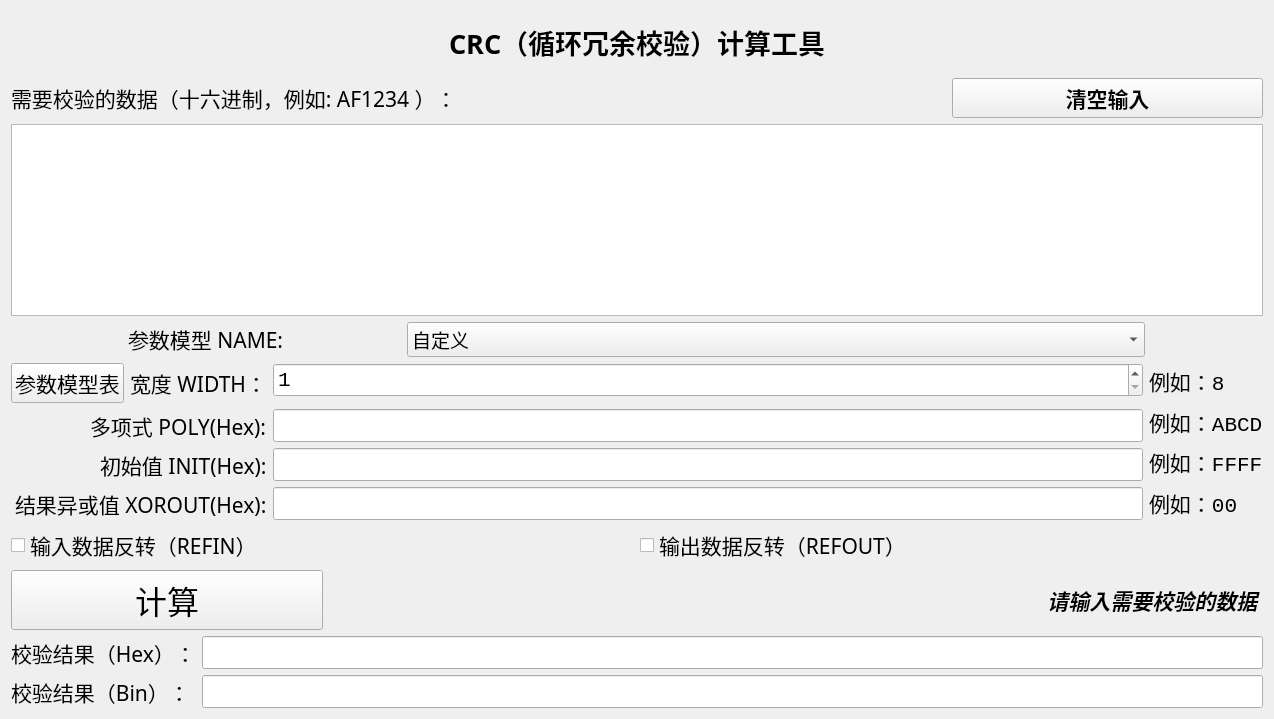
First picture: the form in source_code/crc.ui, repository Taiga233/CRC_tools, before the edit.
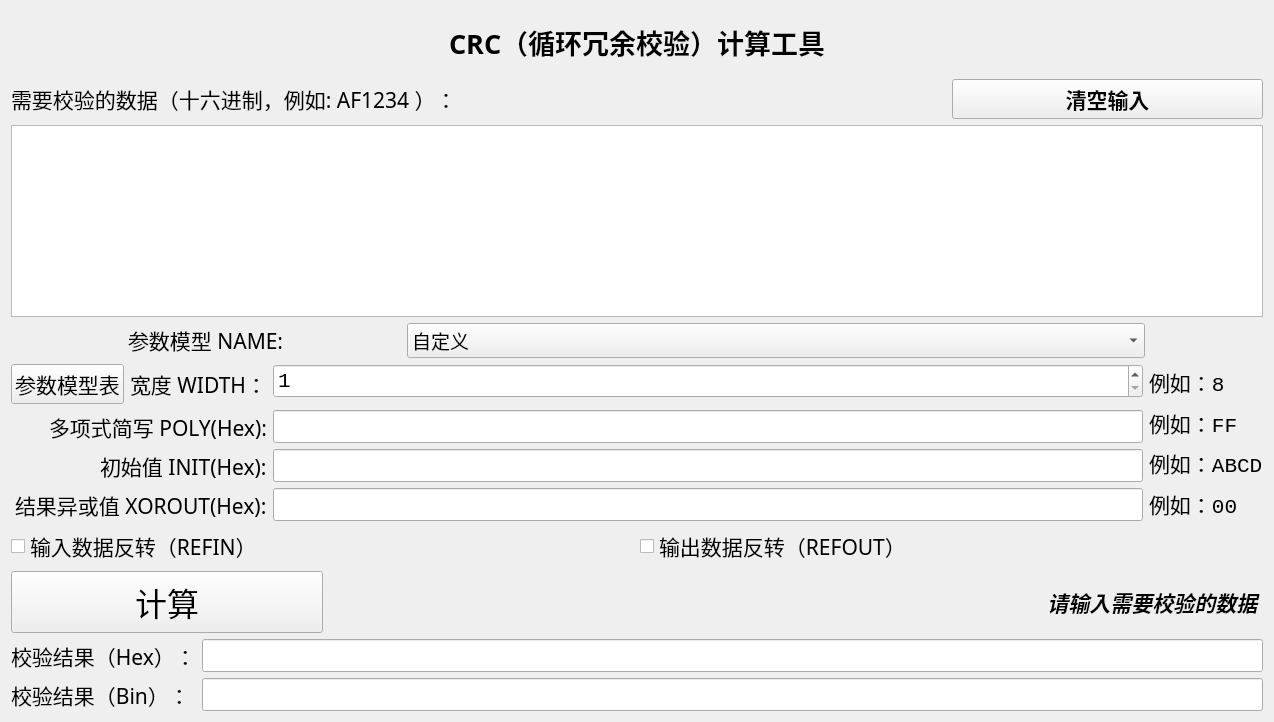
Second picture: the form after the edit.

Diff of the .ui file:
```diff
--- a/source_code/crc.ui
+++ b/source_code/crc.ui
@@ -7,7 +7,7 @@
     <x>0</x>
     <y>0</y>
     <width>1274</width>
-    <height>719</height>
+    <height>722</height>
    </rect>
   </property>
   <property name="font">
@@ -262,7 +262,7 @@
           </font>
          </property>
          <property name="text">
-          <string>多项式 POLY(Hex):</string>
+          <string>多项式简写 POLY(Hex):</string>
          </property>
         </widget>
        </item>
@@ -350,14 +350,14 @@
        <item>
         <widget class="QLabel" name="label_9">
          <property name="text">
-          <string>例如：ABCD</string>
+          <string>例如：FF</string>
          </property>
         </widget>
        </item>
        <item>
         <widget class="QLabel" name="label_10">
          <property name="text">
-          <string>例如：FFFF</string>
+          <string>例如：ABCD</string>
          </property>
         </widget>
        </item>
```
